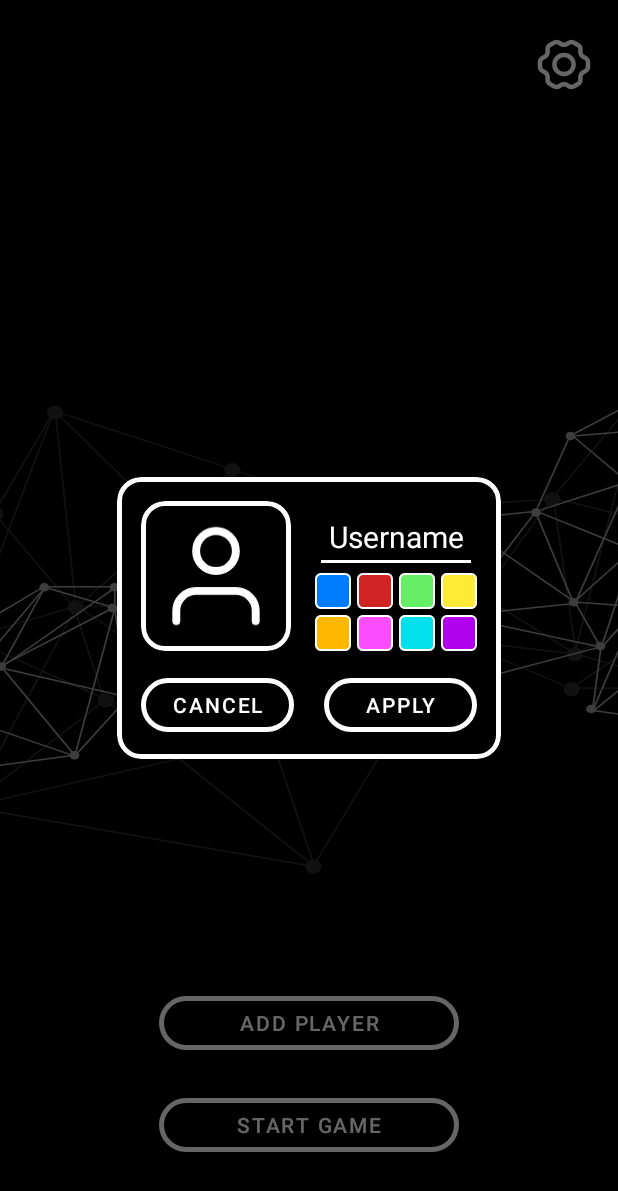
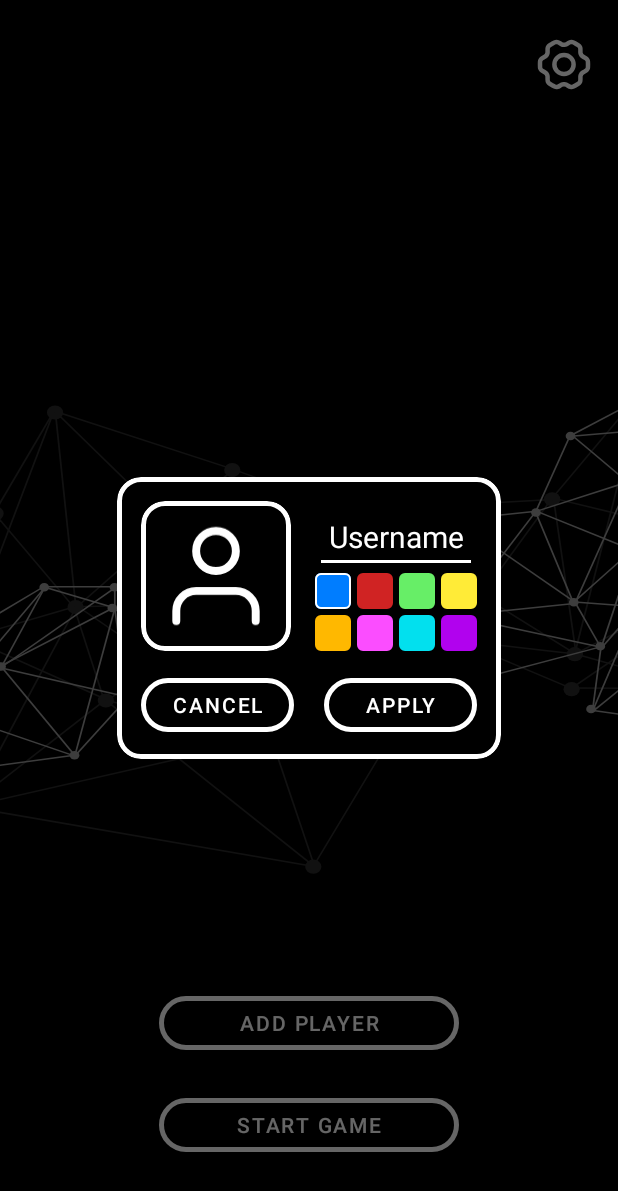
Before and after one commit to Tvinkvinter/MobileCroupier, an Android app: the screen it shows after launch (MainActivity), after a tap on "ADD PLAYER", on a phone screen of 412 x 824 dp. Shown: the top 1191 px of the screen. Run offline under Robolectric (Android 15) with nearby library versions, the phone set to English and light mode, and no system bars.

Commit message:
feature: add a highlighting of a picked color

```diff
--- a/app/src/main/java/com/atarusov/pokerapp/custom_views/ColorPickSquare.kt
+++ b/app/src/main/java/com/atarusov/pokerapp/custom_views/ColorPickSquare.kt
@@ -5,6 +5,7 @@ import android.util.AttributeSet
 import android.view.LayoutInflater
 import android.view.View
 import android.widget.FrameLayout
+import androidx.appcompat.content.res.AppCompatResources
 import com.atarusov.pokerapp.R
 import com.atarusov.pokerapp.databinding.ViewColorPickSquareBinding
 
@@ -19,11 +20,26 @@ class ColorPickSquare(
             field = value
             binding.colorSquare.background.mutate().setTint(value)
         }
+    var picked: Boolean = false
+        set(value) {
+            field = value
+            binding.colorSquare.setImageDrawable(
+                if (value)
+                    AppCompatResources.getDrawable(context, R.drawable.color_pick_square_stroke)
+                else null
+            )
+        }
     var blocked: Boolean = false
         set(value) {
             field = value
             binding.colorSquareMask.visibility =
                 if (value) View.VISIBLE else View.GONE
+            binding.colorSquare.setImageDrawable(
+                AppCompatResources.getDrawable(
+                    context,
+                    R.drawable.color_pick_square_stroke
+                )
+            )
         }
 
     private val binding: ViewColorPickSquareBinding
@@ -45,10 +61,9 @@ class ColorPickSquare(
             defStylesRes
         )
 
-        color =
-            typedArray.getInt(R.styleable.ColorPickSquare_color, context.getColor(R.color.white))
+        color = typedArray.getInt(R.styleable.ColorPickSquare_color, context.getColor(R.color.white))
         blocked = typedArray.getBoolean(R.styleable.ColorPickSquare_blocked, false)
-
+        picked = typedArray.getBoolean(R.styleable.ColorPickSquare_picked, false)
         typedArray.recycle()
     }
 }
--- a/app/src/main/java/com/atarusov/pokerapp/screens/ConfigureScreenFragment.kt
+++ b/app/src/main/java/com/atarusov/pokerapp/screens/ConfigureScreenFragment.kt
@@ -68,7 +68,11 @@ class ConfigureScreenFragment : Fragment() {
 
         dialog.findViewById<GridLayout>(R.id.colors_grid).forEach { colorSquare ->
             colorSquare.setOnClickListener {
-                pickedColor = (colorSquare as ColorPickSquare).color
+                dialog.findViewById<GridLayout>(R.id.colors_grid).forEach {
+                    (it as ColorPickSquare).picked = false
+                }
+                (colorSquare as ColorPickSquare).picked = true
+                pickedColor = colorSquare.color
                 dialog.findViewById<ImageView>(R.id.dialog_avatar).drawable.setTint(pickedColor!!)
             }
         }
--- a/app/src/main/res/layout/dialog_set_player.xml
+++ b/app/src/main/res/layout/dialog_set_player.xml
@@ -68,7 +68,8 @@
             <com.atarusov.pokerapp.custom_views.ColorPickSquare
                 android:layout_width="wrap_content"
                 android:layout_height="wrap_content"
-                app:color="@color/blue" />
+                app:color="@color/blue"
+                app:picked="true"/>
 
             <com.atarusov.pokerapp.custom_views.ColorPickSquare
                 android:layout_width="wrap_content"
--- a/app/src/main/res/layout/view_color_pick_square.xml
+++ b/app/src/main/res/layout/view_color_pick_square.xml
@@ -12,8 +12,8 @@
         android:layout_width="wrap_content"
         android:layout_height="wrap_content"
         android:background="@drawable/color_pick_square_stroke"
-        android:src="@drawable/color_pick_square_stroke"
-        tools:backgroundTint="@color/red" />
+        tools:backgroundTint="@color/red"
+        tools:src="@drawable/color_pick_square_stroke" />
 
     <ImageView
         android:id="@+id/color_square_mask"
--- a/app/src/main/res/values/attrs.xml
+++ b/app/src/main/res/values/attrs.xml
@@ -6,6 +6,7 @@
 <!--    </declare-styleable>-->
     <declare-styleable name="ColorPickSquare">
         <attr name="color" format="color"/>
+        <attr name="picked" format="boolean"/>
         <attr name="blocked" format="boolean"/>
     </declare-styleable>
 </resources>
```
